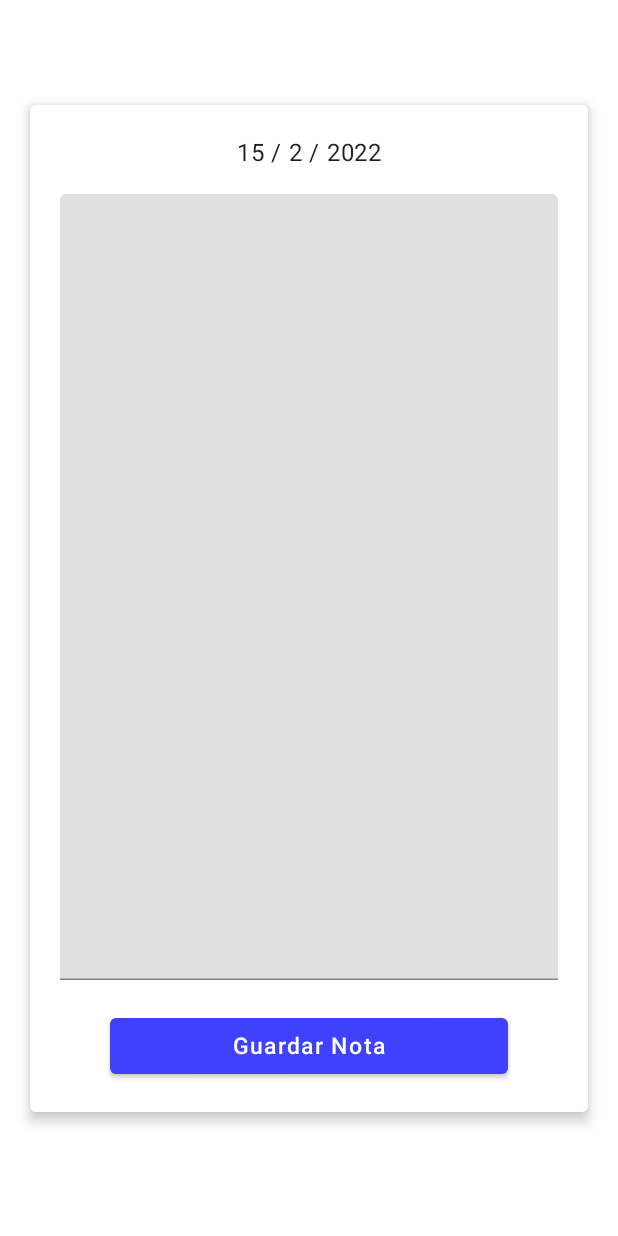
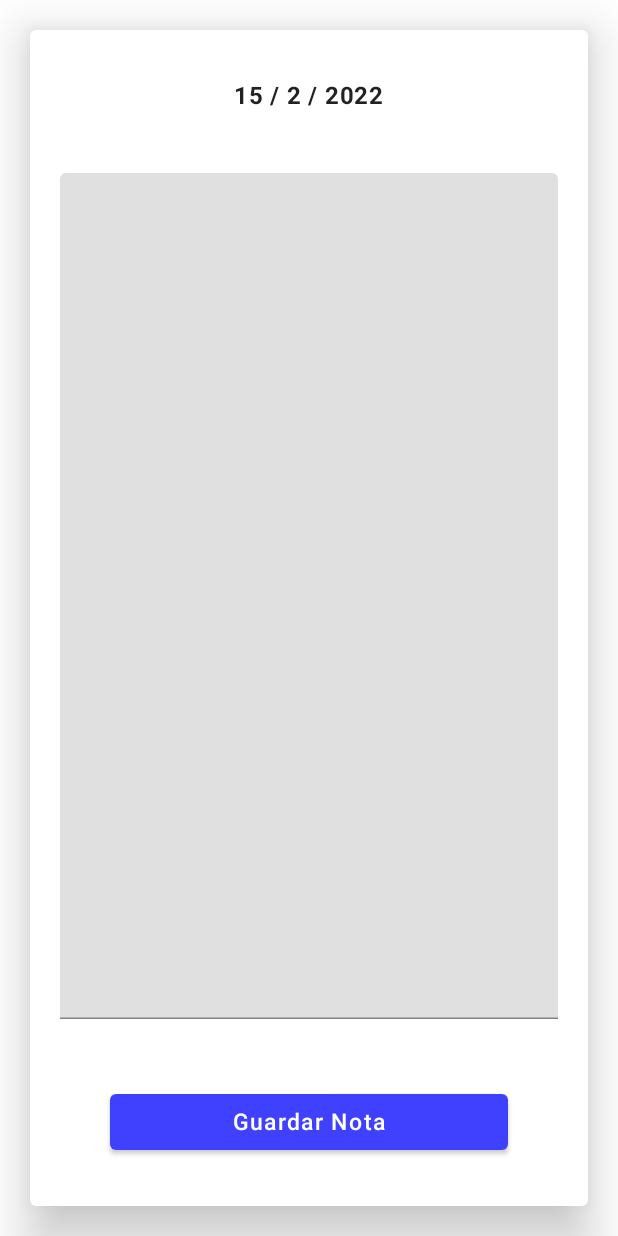
Before and after one commit to rbnicodev/SimplyTeachingAndroid, an Android app built with Jetpack Compose: the StudentView screen opened through its navigation route, after a tap on "Añadir nota", on a phone screen of 412 x 824 dp. Run offline under Robolectric (Android 15) with nearby library versions, the light colour scheme and no system bars; pictures from the network do not load.

Commit message:
NoteView maquetado

```diff
--- a/app/src/main/java/com/rbnico/simplyteachingandroid/MainActivity.kt
+++ b/app/src/main/java/com/rbnico/simplyteachingandroid/MainActivity.kt
@@ -9,11 +9,13 @@ import androidx.compose.material.Surface
 import androidx.compose.material.Text
 import androidx.compose.runtime.Composable
 import androidx.compose.ui.tooling.preview.Preview
+import coil.annotation.ExperimentalCoilApi
 import com.rbnico.simplyteachingandroid.ui.theme.MyTheme
 import com.rbnico.simplyteachingandroid.ui.theme.SimplyTeachingAndroidTheme
 import com.rbnico.simplyteachingandroid.views.LoginView
 
 class MainActivity : ComponentActivity() {
+    @ExperimentalCoilApi
     override fun onCreate(savedInstanceState: Bundle?) {
 
         super.onCreate(savedInstanceState)
@@ -22,6 +24,7 @@ class MainActivity : ComponentActivity() {
             MyTheme () {
                 // A surface container using the 'background' color from the theme
                 Surface(color = MaterialTheme.colors.background) {
+
                     NavigationHost()
                 }
             }
--- a/app/src/main/java/com/rbnico/simplyteachingandroid/NavigationHost.kt
+++ b/app/src/main/java/com/rbnico/simplyteachingandroid/NavigationHost.kt
@@ -32,7 +32,8 @@ fun NavigationHost() {
         composable(Destinations.StudentView.route) {
             StudentView(
                 noteClick = {navController.navigate(Destinations.NoteView.route)},
-                studentClick = {navController.navigate(Destinations.StudentAddView.route)}
+                studentClick = {navController.navigate(Destinations.StudentAddView.route)},
+                backClick = { navController.navigate(Destinations.StudentsList.route)}
             )
         }
         composable(Destinations.NoteView.route) {
--- a/app/src/main/java/com/rbnico/simplyteachingandroid/views/Login.kt
+++ b/app/src/main/java/com/rbnico/simplyteachingandroid/views/Login.kt
@@ -46,17 +46,10 @@ fun LoginView(
     }
     Column(
         modifier = Modifier
-            .fillMaxWidth(),
+            .fillMaxWidth()
+            .padding(top = 20.dp),
         horizontalAlignment = Alignment.CenterHorizontally
     ) {
-        Image(
-            painter = rememberImagePainter(logoString.value),
-            contentDescription = "LogoApp",
-            modifier = Modifier
-                .padding(vertical = 15.dp)
-                .size(280.dp),
-            contentScale = ContentScale.Fit,
-        )
         Text(
             text = "Usuario",
             fontSize = 30.sp
@@ -111,6 +104,14 @@ fun LoginView(
                 fontSize = 20.sp
             )
         }
+        Image(
+            painter = rememberImagePainter(logoString.value),
+            contentDescription = "LogoApp",
+            modifier = Modifier
+                .padding(vertical = 15.dp)
+                .size(280.dp),
+            contentScale = ContentScale.Fit,
+        )
     }
 }
 
--- a/app/src/main/java/com/rbnico/simplyteachingandroid/views/NoteView.kt
+++ b/app/src/main/java/com/rbnico/simplyteachingandroid/views/NoteView.kt
@@ -6,6 +6,7 @@ import androidx.compose.material.*
 import androidx.compose.runtime.*
 import androidx.compose.ui.Alignment
 import androidx.compose.ui.Modifier
+import androidx.compose.ui.text.font.FontWeight
 import androidx.compose.ui.unit.dp
 import androidx.compose.ui.unit.sp
 import com.rbnico.simplyteachingandroid.data.DataProvider
@@ -33,10 +34,9 @@ fun NoteView(
     var noteString by remember { mutableStateOf(note.note) }
 
     Card(
-        elevation = 5.dp,
+        elevation = 20.dp,
         modifier = Modifier
             .padding(all = 20.dp)
-            .padding(top = 50.dp)
             .fillMaxWidth()
             .wrapContentHeight()
 
@@ -44,12 +44,15 @@ fun NoteView(
         Column(
             modifier = Modifier
                 .padding(all = 20.dp)
-                .fillMaxWidth(),
-            horizontalAlignment = Alignment.CenterHorizontally
+                .fillMaxWidth()
+                .fillMaxHeight(),
+            horizontalAlignment = Alignment.CenterHorizontally,
+            verticalArrangement = Arrangement.SpaceAround
         ) {
             Text(
                 modifier = Modifier.padding(bottom = 15.dp),
-                text = Day + " / " + Month + " / " + Year
+                text = Day + " / " + Month + " / " + Year,
+                fontWeight = FontWeight.Bold
             )
             TextField(
                 value = noteString,
--- a/app/src/main/java/com/rbnico/simplyteachingandroid/views/StudentView.kt
+++ b/app/src/main/java/com/rbnico/simplyteachingandroid/views/StudentView.kt
@@ -1,14 +1,17 @@
 package com.rbnico.simplyteachingandroid.views
 
+import androidx.compose.foundation.background
 import androidx.compose.foundation.layout.*
 import androidx.compose.foundation.lazy.LazyColumn
 import androidx.compose.foundation.lazy.items
 import androidx.compose.material.Button
+import androidx.compose.material.FloatingActionButton
 import androidx.compose.material.MaterialTheme
 import androidx.compose.material.Text
 import androidx.compose.runtime.Composable
 import androidx.compose.ui.Alignment
 import androidx.compose.ui.Modifier
+import androidx.compose.ui.text.font.FontWeight
 import androidx.compose.ui.unit.dp
 import androidx.compose.ui.unit.sp
 import coil.annotation.ExperimentalCoilApi
@@ -21,7 +24,8 @@ import com.rbnico.simplyteachingandroid.data.Student
 @Composable
 fun StudentView(
     noteClick: () -> Unit,
-    studentClick: () -> Unit
+    studentClick: () -> Unit,
+    backClick: () -> Unit
 ){
     val student: Student = DataProvider.currentStudent
     val notes: List<Note> = student.notes
```
Also changed, not shown: app/src/main/java/com/rbnico/simplyteachingandroid/data/DataProvider.kt (+18 -1 lines).
